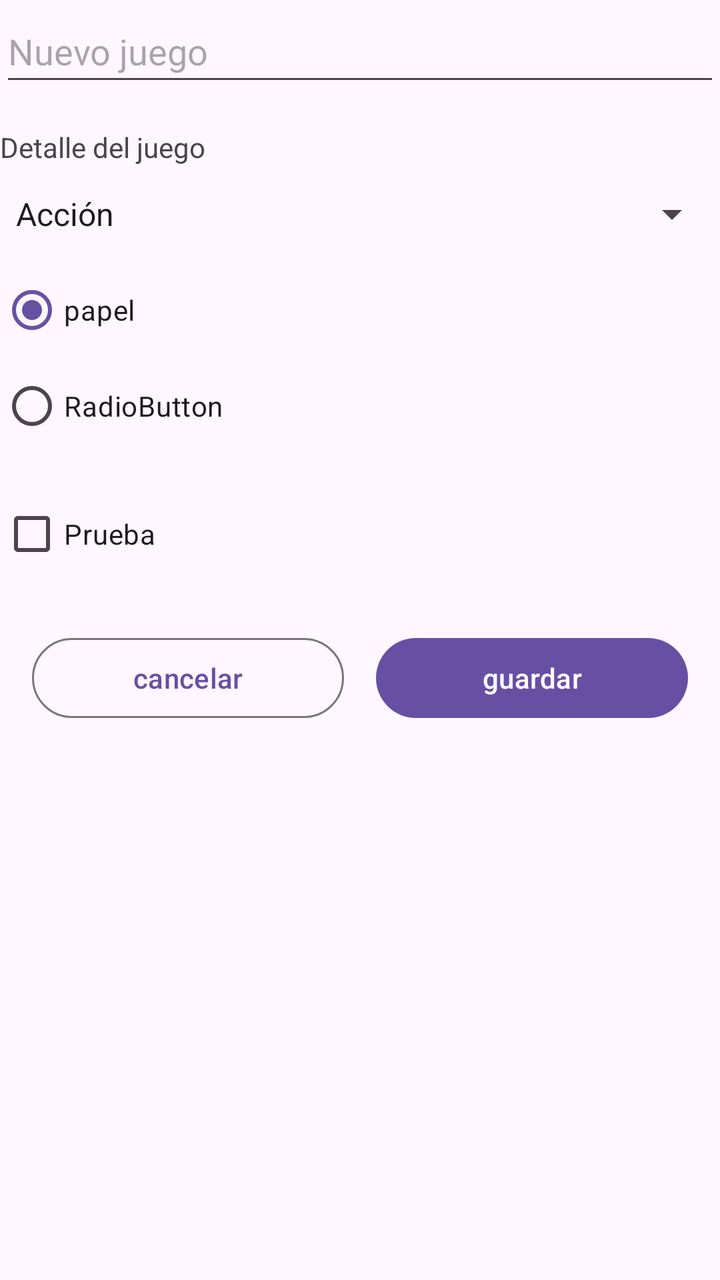
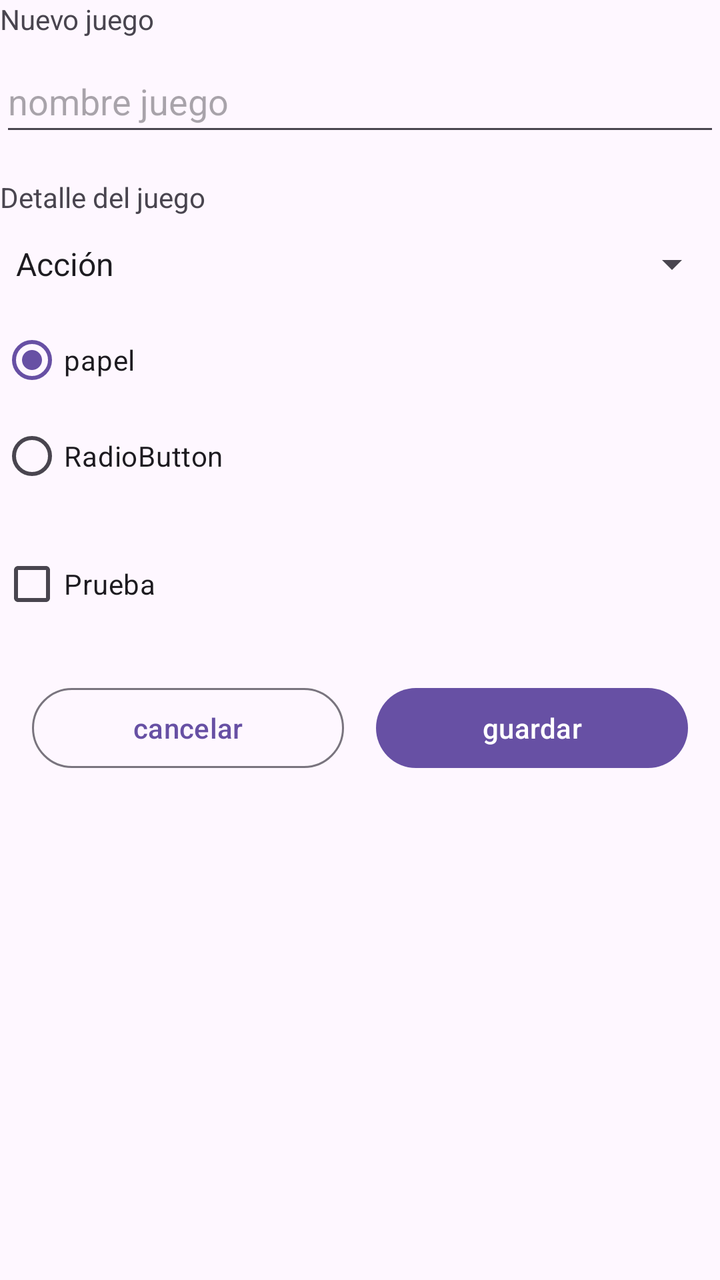

Screens rendered from an Android XML layout before and after an edit, with the pre-edit source and the edit as a unified diff.
<!-- AndroidManifest.xml: application theme Theme.BibliotecaDeJuegos -->
<!-- res/layout/activity_formulario.xml -->
<?xml version="1.0" encoding="utf-8"?>
<androidx.constraintlayout.widget.ConstraintLayout xmlns:android="http://schemas.android.com/apk/res/android"
    android:layout_width="match_parent"
    android:layout_height="match_parent">
    <ScrollView
        android:id="@+id/main"
        android:layout_width="match_parent"
        android:layout_height="match_parent">


        <LinearLayout
            android:layout_width="match_parent"
            android:layout_height="wrap_content"
            android:orientation="vertical">

            <EditText
                android:id="@+id/edit_titulo"
                android:layout_width="match_parent"
                android:layout_height="wrap_content"
                android:hint="@string/titulo_formulario"
                android:inputType="textCapSentences"
                android:minHeight="48dp" />
            <TextView
                android:layout_width="match_parent"
                android:layout_height="match_parent"
                android:layout_marginTop="16dp"
                android:text="@string/titulo_detalle" />
            <Spinner
                android:id="@+id/spinner_genero"
                android:layout_width="match_parent"
                android:layout_height="wrap_content"
                android:entries="@array/generos"
                android:minHeight="48dp" />
            <RadioGroup
                android:id="@+id/grupo_formato"
                android:layout_width="match_parent"
                android:layout_height="wrap_content"
                android:checkedButton="@id/radio_papel">
                <RadioButton
                    android:id="@+id/radio_papel"
                    android:layout_width="wrap_content"
                    android:layout_height="wrap_content"
                    android:text="papel" />

                <RadioButton
                    android:id="@+id/radio2"
                    android:layout_width="match_parent"
                    android:layout_height="wrap_content"
                    android:text="RadioButton" />

            </RadioGroup>
        <CheckBox
            android:id="@+id/check_leido"
            android:layout_width="wrap_content"
            android:layout_height="wrap_content"
            android:layout_marginTop="16dp"
            android:text="Prueba" />

            <LinearLayout
                android:layout_width="match_parent"
                android:layout_height="wrap_content"
                android:layout_marginTop="24dp"
                android:layout_marginHorizontal="16dp"
                android:orientation="horizontal">

                <Button
                    android:id="@+id/boton_cancelar"
                    style="?attr/materialButtonOutlinedStyle"
                    android:layout_width="0dp"
                    android:layout_height="wrap_content"
                    android:layout_marginEnd="8dp"
                    android:layout_weight="1"
                    android:text="cancelar" />

                <Button
                    android:id="@+id/boton_guardar"
                    android:layout_width="0dp"
                    android:layout_height="wrap_content"
                    android:layout_marginStart="8dp"
                    android:layout_weight="1"
                    android:text="guardar" />
            </LinearLayout>

        </LinearLayout>
    </ScrollView>
</androidx.constraintlayout.widget.ConstraintLayout>
<!-- resources referenced by this layout -->
<resources>
  <string-array name="generos">
          <item>Acción</item>
          <item>Aventura</item>
          <item>Fantasía</item>
          <item>Terror</item>
          <item>Otros</item>
      </string-array>
  <string name="titulo_detalle">Detalle del juego</string>
  <string name="titulo_formulario">Nuevo juego</string>
  <style name="Theme.BibliotecaDeJuegos" parent="Base.Theme.BibliotecaDeJuegos" />
  <style name="Base.Theme.BibliotecaDeJuegos" parent="Theme.Material3.DayNight">
          <item name="colorPrimary">@color/azul</item>
          <item name="colorOnPrimary">@color/blanco</item>
          <item name="colorPrimaryContainer">@color/azul_muy_claro</item>
          <item name="colorOnPrimaryContainer">@color/azul_muy_oscuro</item>
      </style>
  <color name="azul">#0031FF</color>
  <color name="blanco">#FFFFFFFF</color>
  <color name="azul_muy_claro">#C4D0FF</color>
  <color name="azul_muy_oscuro">#001675</color>
</resources>

<!-- the commit's change to res/layout/activity_formulario.xml (unified diff, before → after) -->
@@ -2,10 +2,15 @@
 <androidx.constraintlayout.widget.ConstraintLayout xmlns:android="http://schemas.android.com/apk/res/android"
     android:layout_width="match_parent"
     android:layout_height="match_parent">
+
+
+
     <ScrollView
         android:id="@+id/main"
         android:layout_width="match_parent"
         android:layout_height="match_parent">
+
+
 
 
         <LinearLayout
@@ -13,11 +18,17 @@
             android:layout_height="wrap_content"
             android:orientation="vertical">
 
+            <TextView
+                android:id="@+id/textView6"
+                android:layout_width="wrap_content"
+                android:layout_height="25dp"
+                android:text="@string/titulo_formulario" />
+
             <EditText
                 android:id="@+id/edit_titulo"
                 android:layout_width="match_parent"
                 android:layout_height="wrap_content"
-                android:hint="@string/titulo_formulario"
+                android:hint="nombre juego"
                 android:inputType="textCapSentences"
                 android:minHeight="48dp" />
             <TextView
@@ -83,4 +94,7 @@
 
         </LinearLayout>
     </ScrollView>
+
+    <androidx.constraintlayout.helper.widget.Layer android:layout_width="wrap_content"
+        android:layout_height="wrap_content" />
 </androidx.constraintlayout.widget.ConstraintLayout>
